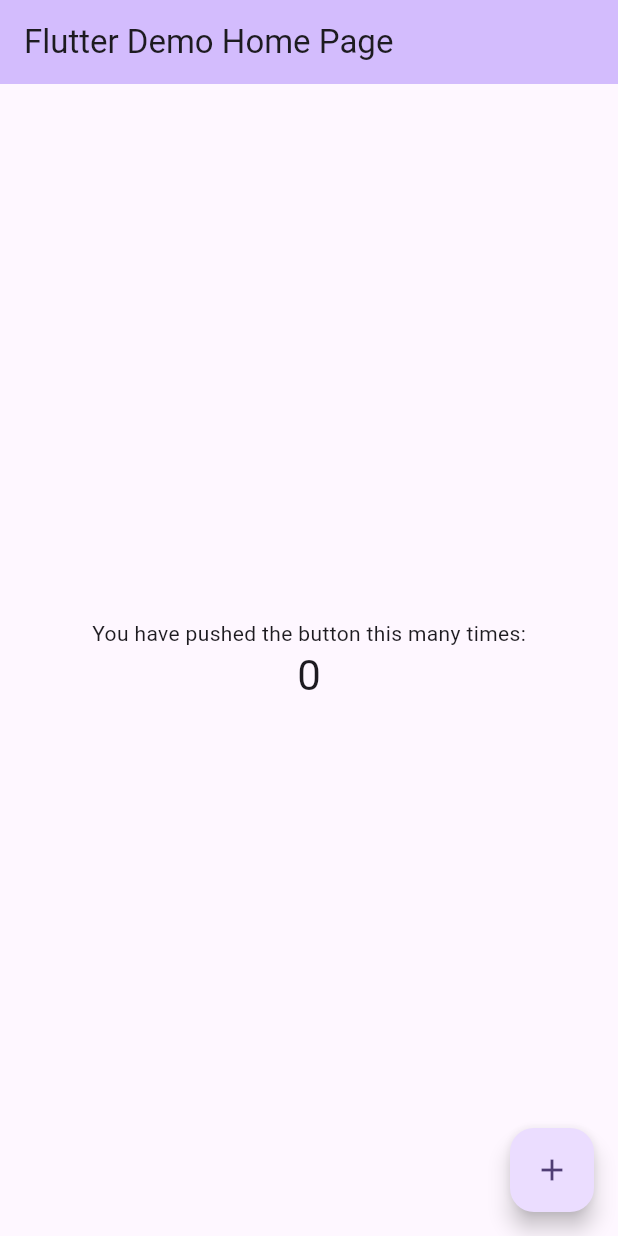
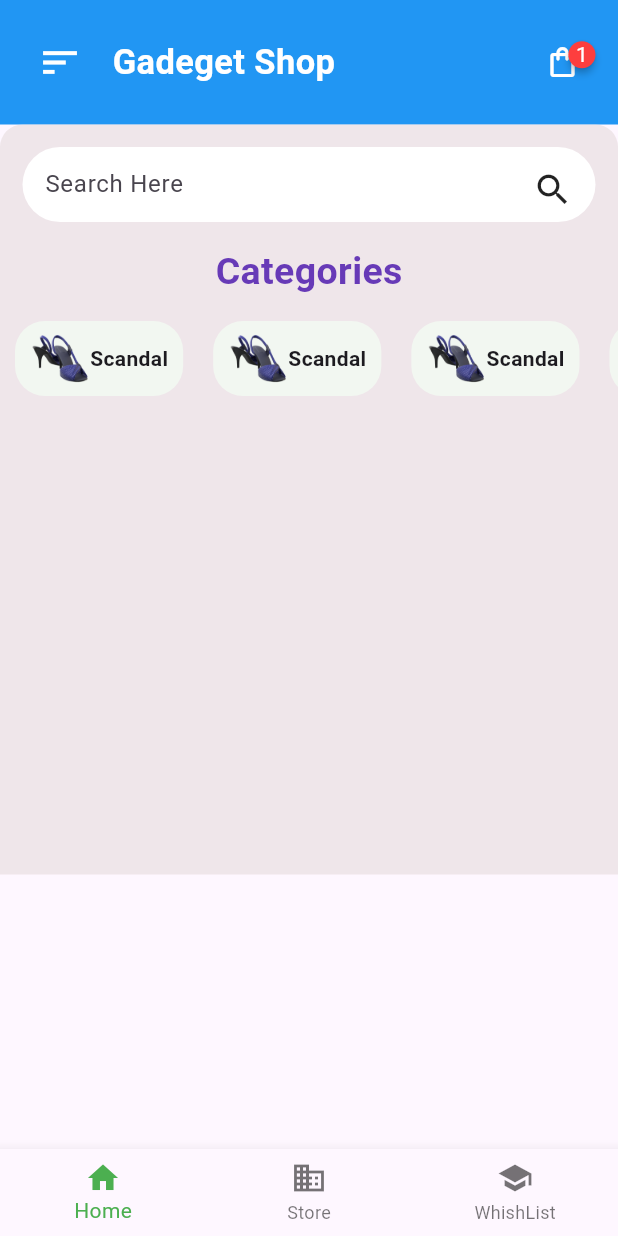
Before and after one commit to pranesh12/gadget_shop_app, a Flutter app: the screen it shows after launch, on a phone screen of 412 x 824 dp. Run offline on Flutter 3.47's test engine with Material 3 defaults, Android fonts, the phone set to English and light mode, and no system bars; drawn by our look-alikes of badges.

Commit message:
categories added

```diff
--- a/lib/main.dart
+++ b/lib/main.dart
@@ -1,4 +1,5 @@
 import 'package:flutter/material.dart';
+import 'package:gadget_shop/screens/home.dart';
 
 void main() {
   runApp(const MyApp());
@@ -7,119 +8,15 @@
 class MyApp extends StatelessWidget {
   const MyApp({super.key});
 
-  // This widget is the root of your application.
   @override
   Widget build(BuildContext context) {
     return MaterialApp(
-      title: 'Flutter Demo',
+      title: 'Gadget Shop',
       theme: ThemeData(
-        // This is the theme of your application.
-        //
-        // TRY THIS: Try running your application with "flutter run". You'll see
-        // the application has a purple toolbar. Then, without quitting the app,
-        // try changing the seedColor in the colorScheme below to Colors.green
-        // and then invoke "hot reload" (save your changes or press the "hot
-        // reload" button in a Flutter-supported IDE, or press "r" if you used
-        // the command line to start the app).
-        //
-        // Notice that the counter didn't reset back to zero; the application
-        // state is not lost during the reload. To reset the state, use hot
-        // restart instead.
-        //
-        // This works for code too, not just values: Most code changes can be
-        // tested with just a hot reload.
         colorScheme: ColorScheme.fromSeed(seedColor: Colors.deepPurple),
         useMaterial3: true,
       ),
-      home: const MyHomePage(title: 'Flutter Demo Home Page'),
+      home: const Home(),
     );
   }
 }
-
-class MyHomePage extends StatefulWidget {
-  const MyHomePage({super.key, required this.title});
-
-  // This widget is the home page of your application. It is stateful, meaning
-  // that it has a State object (defined below) that contains fields that affect
-  // how it looks.
-
-  // This class is the configuration for the state. It holds the values (in this
-  // case the title) provided by the parent (in this case the App widget) and
-  // used by the build method of the State. Fields in a Widget subclass are
-  // always marked "final".
-
-  final String title;
-
-  @override
-  State<MyHomePage> createState() => _MyHomePageState();
-}
-
-class _MyHomePageState extends State<MyHomePage> {
-  int _counter = 0;
-
-  void _incrementCounter() {
-    setState(() {
-      // This call to setState tells the Flutter framework that something has
-      // changed in this State, which causes it to rerun the build method below
-      // so that the display can reflect the updated values. If we changed
-      // _counter without calling setState(), then the build method would not be
-      // called again, and so nothing would appear to happen.
-      _counter++;
-    });
-  }
-
-  @override
-  Widget build(BuildContext context) {
-    // This method is rerun every time setState is called, for instance as done
-    // by the _incrementCounter method above.
-    //
-    // The Flutter framework has been optimized to make rerunning build methods
-    // fast, so that you can just rebuild anything that needs updating rather
-    // than having to individually change instances of widgets.
-    return Scaffold(
-      appBar: AppBar(
-        // TRY THIS: Try changing the color here to a specific color (to
-        // Colors.amber, perhaps?) and trigger a hot reload to see the AppBar
-        // change color while the other colors stay the same.
-        backgroundColor: Theme.of(context).colorScheme.inversePrimary,
-        // Here we take the value from the MyHomePage object that was created by
-        // the App.build method, and use it to set our appbar title.
-        title: Text(widget.title),
-      ),
-      body: Center(
-        // Center is a layout widget. It takes a single child and positions it
-        // in the middle of the parent.
-        child: Column(
-          // Column is also a layout widget. It takes a list of children and
-          // arranges them vertically. By default, it sizes itself to fit its
-          // children horizontally, and tries to be as tall as its parent.
-          //
-          // Column has various properties to control how it sizes itself and
-          // how it positions its children. Here we use mainAxisAlignment to
-          // center the children vertically; the main axis here is the vertical
-          // axis because Columns are vertical (the cross axis would be
-          // horizontal).
-          //
-          // TRY THIS: Invoke "debug painting" (choose the "Toggle Debug Paint"
-          // action in the IDE, or press "p" in the console), to see the
-          // wireframe for each widget.
-          mainAxisAlignment: MainAxisAlignment.center,
-          children: <Widget>[
-            const Text(
-              'You have pushed the button this many times:',
-            ),
-            Text(
-              '$_counter',
-              style: Theme.of(context).textTheme.headlineMedium,
-            ),
-          ],
-        ),
-      ),
-      floatingActionButton: FloatingActionButton(
-        onPressed: _incrementCounter,
-        tooltip: 'Increment',
-        child: const Icon(Icons.add),
-      ), // This trailing comma makes auto-formatting nicer for build methods.
-    );
-  }
-}
--- /dev/null
+++ b/lib/screens/front.dart
@@ -0,0 +1,23 @@
+import 'package:flutter/material.dart';
+import 'package:gadget_shop/widgets/home_appBar.dart';
+import 'package:gadget_shop/widgets/search_item.dart';
+
+class Front extends StatefulWidget {
+  const Front({super.key});
+
+  @override
+  _FrontState createState() => _FrontState();
+}
+
+class _FrontState extends State<Front> {
+  @override
+  Widget build(BuildContext context) {
+    return Scaffold(
+        body: ListView(
+      children: [
+        const HomeAppBar(),
+        const SearchItem(),
+      ],
+    ));
+  }
+}
--- /dev/null
+++ b/lib/screens/home.dart
@@ -0,0 +1,45 @@
+import 'package:flutter/material.dart';
+import 'package:gadget_shop/screens/front.dart';
+import 'package:gadget_shop/screens/store.dart';
+
+class Home extends StatefulWidget {
+  const Home({super.key});
+
+  @override
+  _HomeState createState() => _HomeState();
+}
+
+class _HomeState extends State<Home> {
+  int selectedIdx = 0;
+  final List<Widget> screens = [
+    const Front(),
+    const Store(),
+    Center(
+      child: Text("Hello3"),
+    ),
+  ];
+
+  void _onTap(int idx) {
+    setState(() {
+      selectedIdx = idx;
+    });
+  }
+
+  @override
+  Widget build(BuildContext context) {
+    return Scaffold(
+      body: screens[selectedIdx],
+      bottomNavigationBar: BottomNavigationBar(
+        items: const [
+          BottomNavigationBarItem(icon: Icon(Icons.home), label: "Home"),
+          BottomNavigationBarItem(icon: Icon(Icons.business), label: "Store"),
+          BottomNavigationBarItem(icon: Icon(Icons.school), label: "WhishList"),
+          // BottomNavigationBarItem(icon: Icon(Icons.school), label: "Profile"),
+        ],
+        currentIndex: selectedIdx,
+        onTap: _onTap,
+        selectedItemColor: Colors.green,
+      ),
+    );
+  }
+}
--- /dev/null
+++ b/lib/screens/store.dart
@@ -0,0 +1,28 @@
+import 'package:flutter/material.dart';
+
+class Store extends StatefulWidget {
+  const Store({super.key});
+
+  @override
+  _StoreState createState() => _StoreState();
+}
+
+class _StoreState extends State<Store> {
+  @override
+  Widget build(BuildContext context) {
+    return Scaffold(
+      appBar: AppBar(
+        title: const Text(
+          "Store",
+          style: TextStyle(fontWeight: FontWeight.bold),
+        ),
+        actions: [
+          IconButton(
+            onPressed: () {},
+            icon: const Icon(Icons.shopping_bag_sharp),
+          )
+        ],
+      ),
+    );
+  }
+}
--- /dev/null
+++ b/lib/widgets/categories.dart
@@ -0,0 +1,43 @@
+import 'package:flutter/material.dart';
+
+class Categories extends StatefulWidget {
+  const Categories({Key? key}) : super(key: key);
+
+  @override
+  _CategoriesState createState() => _CategoriesState();
+}
+
+class _CategoriesState extends State<Categories> {
+  @override
+  Widget build(BuildContext context) {
+    return SingleChildScrollView(
+      scrollDirection: Axis.horizontal,
+      child: Row(
+        children: [
+          for (int i = 0; i < 8; i++)
+            Container(
+              margin: const EdgeInsets.symmetric(horizontal: 10),
+              padding: const EdgeInsets.symmetric(vertical: 5, horizontal: 10),
+              decoration: BoxDecoration(
+                  color: Color.fromARGB(255, 242, 247, 241),
+                  borderRadius: BorderRadius.circular(20)),
+              child: Row(
+                crossAxisAlignment: CrossAxisAlignment.center,
+                children: [
+                  Image.asset(
+                    "assets/images/1.png",
+                    height: 40,
+                    width: 40,
+                  ),
+                  const Text(
+                    "Scandal",
+                    style: TextStyle(fontWeight: FontWeight.bold),
+                  )
+                ],
+              ),
+            )
+        ],
+      ),
+    );
+  }
+}
--- /dev/null
+++ b/lib/widgets/home_appBar.dart
@@ -0,0 +1,54 @@
+import 'package:flutter/material.dart';
+import 'package:badges/badges.dart' as badges;
+
+class HomeAppBar extends StatefulWidget {
+  const HomeAppBar({super.key});
+
+  @override
+  _HomeAppBarState createState() => _HomeAppBarState();
+}
+
+class _HomeAppBarState extends State<HomeAppBar> {
+  @override
+  Widget build(BuildContext context) {
+    return Container(
+      color: Colors.blue,
+      padding: EdgeInsets.all(25),
+      child: Row(
+        children: [
+          const Icon(
+            Icons.sort,
+            size: 30,
+            color: Colors.white,
+          ),
+          const Padding(
+            padding: EdgeInsets.only(left: 20),
+            child: Text(
+              "Gadeget Shop",
+              style: TextStyle(
+                  color: Colors.white,
+                  fontSize: 23,
+                  fontWeight: FontWeight.bold),
+            ),
+          ),
+          const Spacer(),
+          badges.Badge(
+            badgeContent: const Text(
+              "1",
+              style: TextStyle(color: Colors.white),
+            ),
+            badgeStyle: const badges.BadgeStyle(
+                badgeColor: Color.fromARGB(255, 253, 62, 62)),
+            child: InkWell(
+              onTap: () {},
+              child: const Icon(
+                Icons.shopping_bag_outlined,
+                color: Colors.white,
+              ),
+            ),
+          )
+        ],
+      ),
+    );
+  }
+}
--- /dev/null
+++ b/lib/widgets/search_item.dart
@@ -0,0 +1,62 @@
+import 'package:flutter/material.dart';
+import 'package:gadget_shop/widgets/categories.dart';
+
+class SearchItem extends StatefulWidget {
+  const SearchItem({Key? key}) : super(key: key);
+
+  @override
+  _SearchItemState createState() => _SearchItemState();
+}
+
+class _SearchItemState extends State<SearchItem> {
+  @override
+  Widget build(BuildContext context) {
+    return Container(
+      padding: const EdgeInsets.only(top: 15),
+      height: 500,
+      decoration: const BoxDecoration(
+          color: Color.fromARGB(136, 226, 215, 215),
+          borderRadius: BorderRadius.only(
+              topLeft: Radius.circular(15), topRight: Radius.circular(15))),
+      child: Column(
+        children: [
+          Container(
+            margin: const EdgeInsets.symmetric(horizontal: 15),
+            padding: const EdgeInsets.symmetric(vertical: 15, horizontal: 15),
+            height: 50,
+            decoration: BoxDecoration(
+                color: Colors.white, borderRadius: BorderRadius.circular(30)),
+            child: Row(
+              children: [
+                Container(
+                  height: 50,
+                  width: 300,
+                  child: TextFormField(
+                    decoration: InputDecoration(
+                        border: InputBorder.none, hintText: "Search Here"),
+                  ),
+                ),
+                const Spacer(),
+                Icon(
+                  Icons.search,
+                  size: 27,
+                ),
+              ],
+            ),
+          ),
+          Container(
+            margin: const EdgeInsets.symmetric(vertical: 15),
+            child: const Text(
+              "Categories",
+              style: TextStyle(
+                  fontSize: 25,
+                  fontWeight: FontWeight.bold,
+                  color: Colors.deepPurple),
+            ),
+          ),
+          Categories(),
+        ],
+      ),
+    );
+  }
+}
```
Also changed, not shown: pubspec.yaml (+17 -65 lines), assets/images/1.png (added), assets/images/2.png (added), assets/images/3.png (added), assets/images/4.png (added), pubspec.lock.
